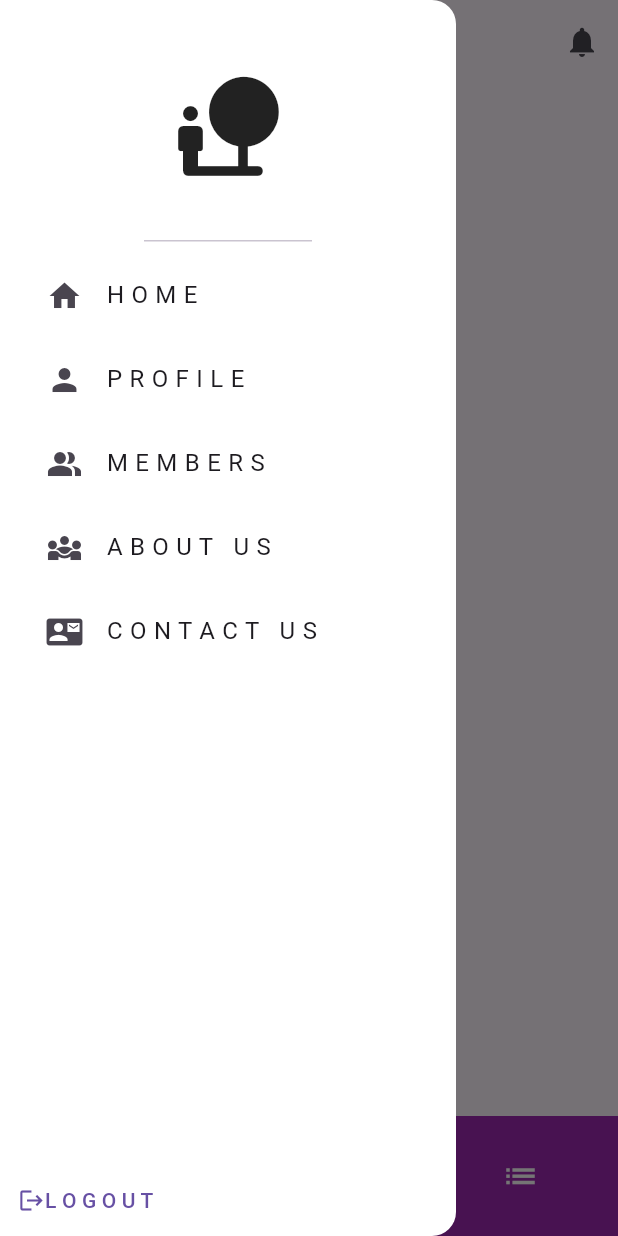
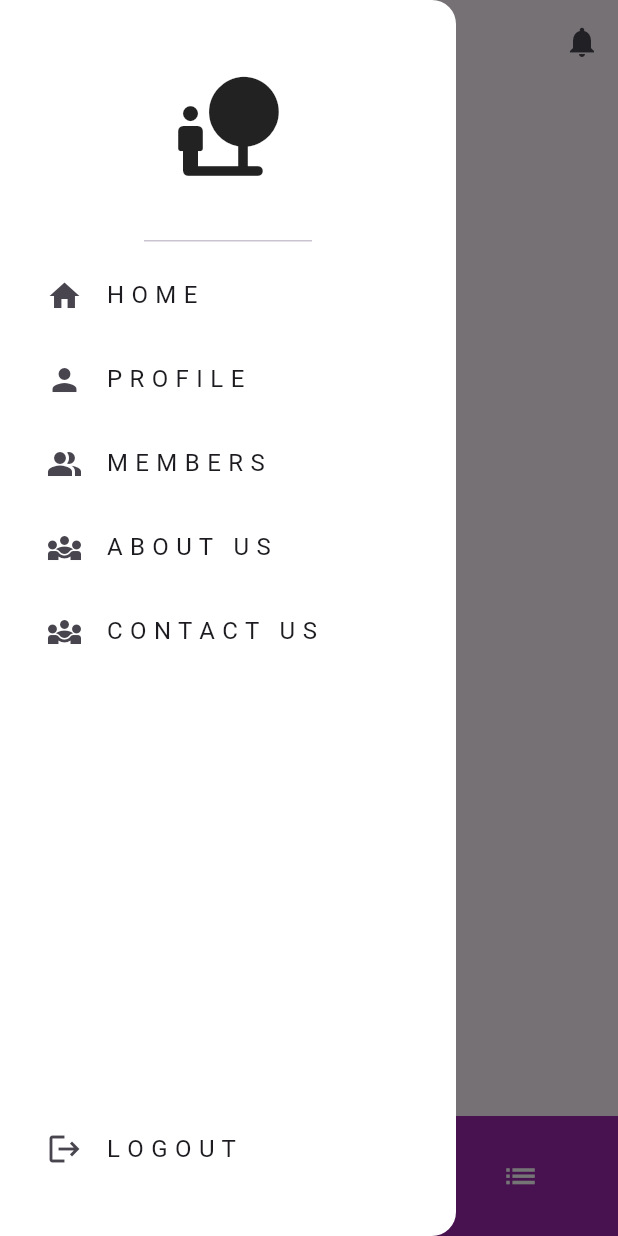
Before and after one commit to alumninetworkapp/Alumni_Net-App, a Flutter app: the screen it shows once a user with an empty profile is signed in, in the side drawer, after a tap on "L O G O U T", on a phone screen of 412 x 824 dp. Run offline on Flutter 3.47's test engine with Material 3 defaults, Android fonts, the phone set to English and light mode, and no system bars; our stand-ins replace cloud_firestore, firebase_auth, firebase_core; accounts and stored records are empty.

Commit message:
logout error fixed

```diff
--- a/lib/components/my_drawer.dart
+++ b/lib/components/my_drawer.dart
@@ -88,7 +88,7 @@ class _MyDrawerState extends State<MyDrawer> {
               Padding(
                 padding: const EdgeInsets.only(left: 15),
                 child: ListTile(
-                  leading: Icon(Icons.contact_mail),
+                  leading: Icon(Icons.diversity_3),
                   title: Text('C O N T A C T   U S'),
                   onTap: () {
                     // Navigate to about us
@@ -102,17 +102,13 @@ class _MyDrawerState extends State<MyDrawer> {
             mainAxisAlignment: MainAxisAlignment.center,
             children: [
               // logout button
-              TextButton(
-                child: Row(
-                  children: [
-                    Icon(Icons.logout),
-                    Text('L O G O U T'),
-                  ],
+              Padding(
+                padding: const EdgeInsets.only(left: 15, bottom: 30),
+                child: ListTile(
+                  leading: Icon(Icons.logout),
+                  title: Text('L O G O U T'),
+                  onTap: signOut,
                 ),
-                onPressed: () {
-                  // logout function
-                  signOut();
-                },
               ),
             ],
           ),
```
Also changed, not shown: lib/main.dart (+0 -10 lines), lib/screens/settings_screen.dart (+1 -17 lines), pubspec.lock.
